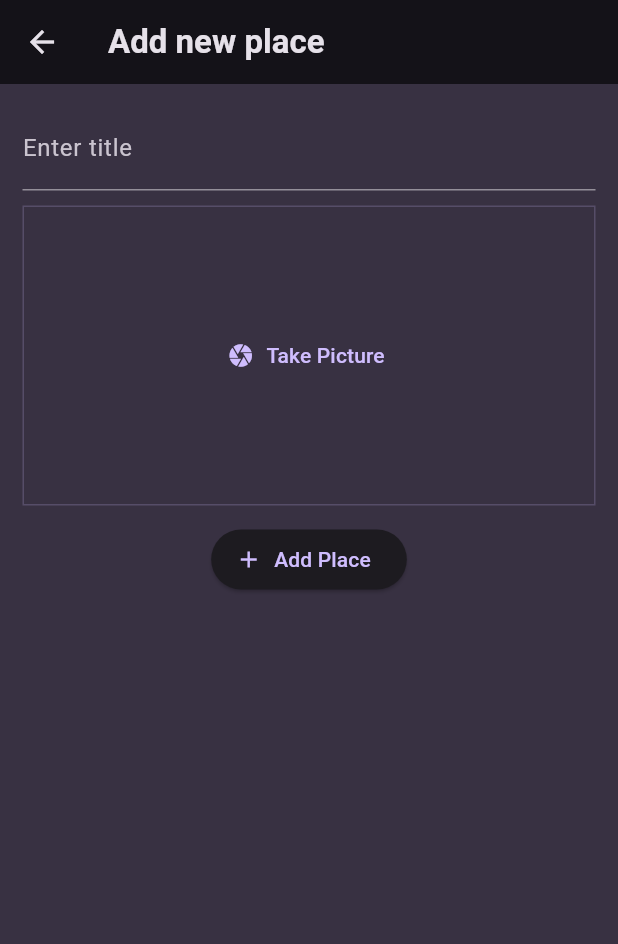
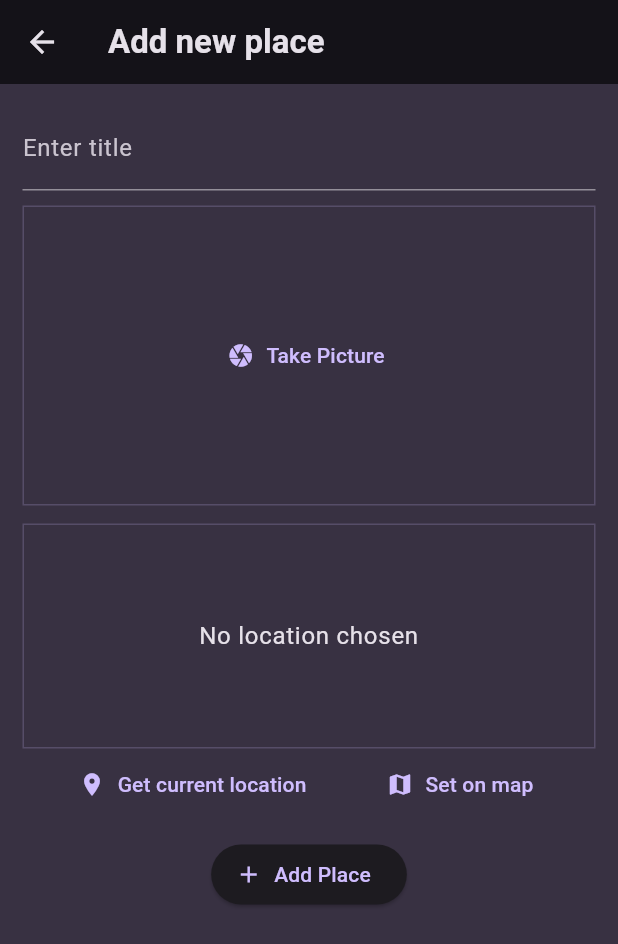
Before and after one commit to rinku-kr/favorite_places_app, a Flutter app: the AddPlaceScreen screen opened directly, on a phone screen of 412 x 824 dp. Shown: the top 944 px of the screen. Run offline on Flutter 3.47's test engine with Material 3 defaults, Android fonts, the phone set to English and light mode, and no system bars; our stand-ins replace flutter_riverpod, google_fonts, image_picker.

Commit message:
Adding the location package & Starting with the get location input

```diff
--- a/lib/screens/place_add.dart
+++ b/lib/screens/place_add.dart
@@ -4,6 +4,7 @@ import 'package:flutter_riverpod/flutter_riverpod.dart';
 
 import 'package:favorite_places/provider/user_places.dart';
 import 'package:favorite_places/widgets/image_input.dart';
+import 'package:favorite_places/widgets/location_input.dart';
 
 class AddPlaceScreen extends ConsumerStatefulWidget {
   const AddPlaceScreen({super.key});
@@ -62,6 +63,10 @@ class _AddPlaceScreenState extends ConsumerState<AddPlaceScreen> {
           const SizedBox(
             height: 12,
           ),
+          LocationInput(),
+          const SizedBox(
+            height: 12,
+          ),
           ElevatedButton.icon(
               onPressed: _savePlace,
               icon: const Icon(Icons.add),
--- a/lib/screens/place_detail.dart
+++ b/lib/screens/place_detail.dart
@@ -19,6 +19,7 @@ class PlaceDetailScreen extends StatelessWidget {
             height: double.infinity,
           ),
         ],
-        ));
+      ),
+    );
   }
 }
--- /dev/null
+++ b/lib/widgets/location_input.dart
@@ -0,0 +1,53 @@
+import 'package:flutter/material.dart';
+
+class LocationInput extends StatefulWidget {
+  const LocationInput({super.key});
+  @override
+  State<LocationInput> createState() {
+    return _LocationInputState();
+  }
+}
+
+class _LocationInputState extends State<LocationInput> {
+  @override
+  Widget build(BuildContext context) {
+    return Column(
+      children: [
+        Container(
+          height: 150,
+          width: double.infinity,
+          alignment: Alignment.center,
+          decoration: BoxDecoration(
+            border: Border.all(
+              width: 1,
+              color: Theme.of(context).colorScheme.primary.withOpacity(0.2),
+            ),
+          ),
+          child: Text(
+            'No location chosen',
+            textAlign: TextAlign.center,
+            style: Theme.of(context)
+                .textTheme
+                .bodyLarge!
+                .copyWith(color: Theme.of(context).colorScheme.onBackground),
+          ),
+        ),
+        Row(
+          mainAxisAlignment: MainAxisAlignment.spaceEvenly,
+          children: [
+            TextButton.icon(
+              onPressed: () {},
+              icon: const Icon(Icons.location_on),
+              label: const Text('Get current location'),
+            ),
+            TextButton.icon(
+              onPressed: () {},
+              icon: const Icon(Icons.map),
+              label: const Text('Set on map'),
+            ),
+          ],
+        )
+      ],
+    );
+  }
+}
--- a/pubspec.yaml
+++ b/pubspec.yaml
@@ -39,6 +39,7 @@ dependencies:
   uuid: ^4.1.0
   flutter_riverpod: ^2.3.7
   image_picker: ^1.0.2
+  location: ^5.0.3
 
 dev_dependencies:
   flutter_test:
```
Also changed, not shown: lib/widgets/image_input.dart (+5 -3 lines), 1 other file. Lines whose indentation alone changed are shown as unchanged.
